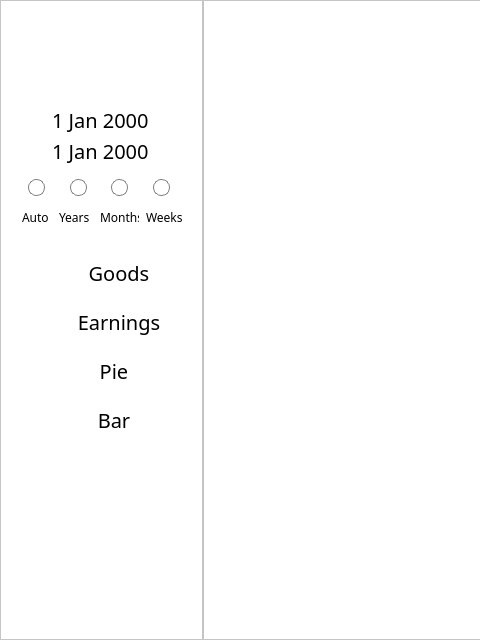
The window that uis/plots/Plots.ui (exorevan/Invoices-application--PyQT6-) describes before a commit, drawn with Qt 5; both pictures show x 0 to 480 and y 0 to 640 of the 960 by 640 pixel window.
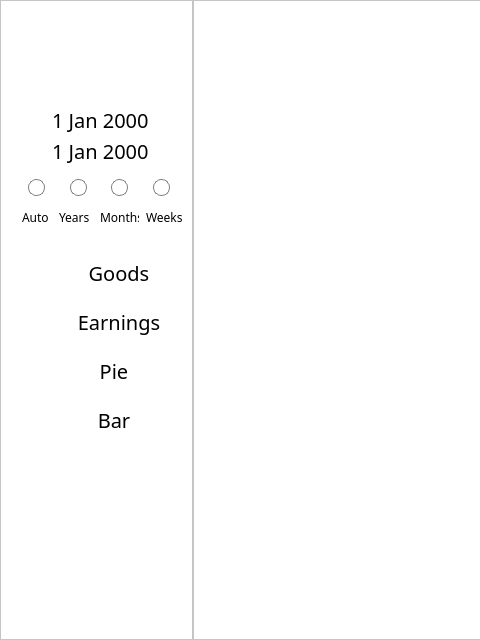
The same window after the commit. Icons and pictures are not drawn.

```diff
--- a/uis/plots/Plots.ui
+++ b/uis/plots/Plots.ui
@@ -57,7 +57,7 @@
          <number>10</number>
         </property>
         <property name="rightMargin">
-         <number>10</number>
+         <number>0</number>
         </property>
         <property name="bottomMargin">
          <number>10</number>
@@ -1213,6 +1213,9 @@
           </property>
           <item>
            <layout class="QVBoxLayout" name="graphicView_lay">
+            <property name="leftMargin">
+             <number>0</number>
+            </property>
             <property name="rightMargin">
              <number>20</number>
             </property>
```
